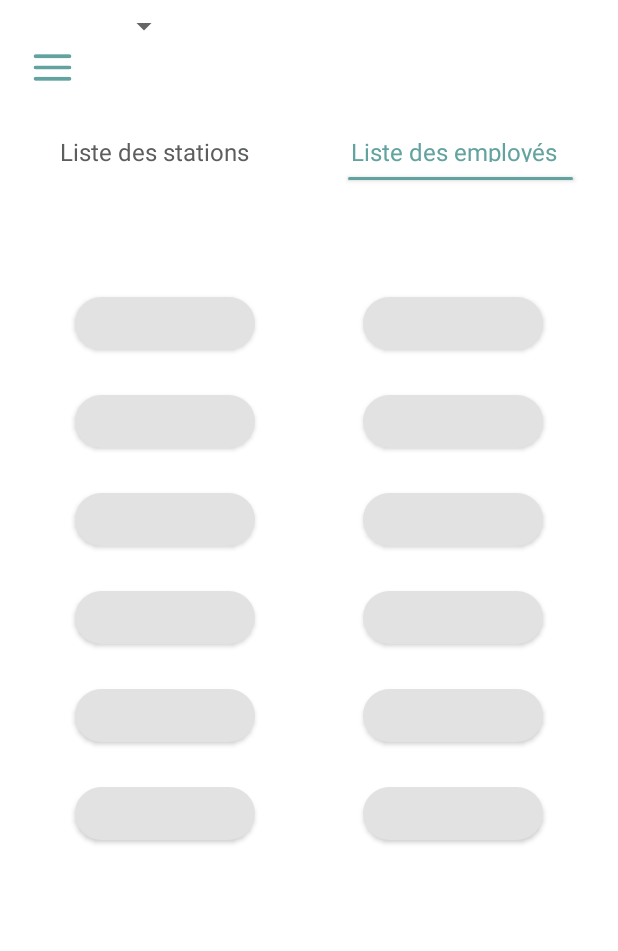
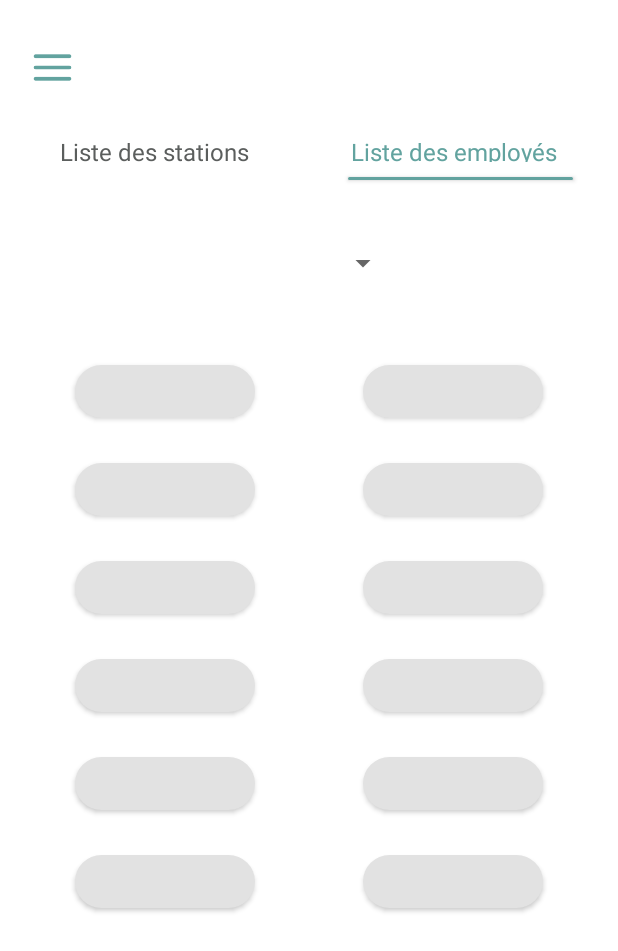
Before and after one commit to nouhelion/Transport_Employee, an Android app: the liste_employes_driver screen opened directly, with no data from a screen before it, on a phone screen of 412 x 824 dp. Shown: the top 951 px of the screen. Run offline under Robolectric (Android 15) with nearby library versions, the phone set to English and light mode, and no system bars.

Commit message:
liste emp

```diff
--- a/app/src/main/res/layout/activity_liste_employes_driver.xml
+++ b/app/src/main/res/layout/activity_liste_employes_driver.xml
@@ -57,6 +57,10 @@
 
     <Spinner
         android:id="@+id/stations_spinner"
+        app:layout_constraintTop_toBottomOf="@+id/liste_des_s"
+        app:layout_constraintStart_toStartOf="parent"
+        app:layout_constraintEnd_toEndOf="parent"
+        android:layout_marginTop="50dp"
         android:layout_width="120dp"
         android:layout_height="35dp" />
 
@@ -64,8 +68,8 @@
         android:id="@+id/emp1"
         android:background="@drawable/jixo"
         app:layout_constraintEnd_toEndOf="parent"
-        app:layout_constraintTop_toBottomOf="@+id/liste_des_e"
-        android:layout_marginTop="90dp"
+        app:layout_constraintTop_toBottomOf="@+id/stations_spinner"
+        android:layout_marginTop="50dp"
         android:layout_marginEnd="50dp"
         android:layout_width="120dp"
         android:layout_height="35dp"/>
@@ -74,8 +78,8 @@
         android:id="@+id/emp2"
         android:background="@drawable/jixo"
         app:layout_constraintStart_toStartOf="parent"
-        app:layout_constraintTop_toBottomOf="@+id/liste_des_e"
-        android:layout_marginTop="90dp"
+        app:layout_constraintTop_toBottomOf="@+id/stations_spinner"
+        android:layout_marginTop="50dp"
         android:layout_marginStart="50dp"
         android:layout_width="120dp"
         android:layout_height="35dp"/>
```
